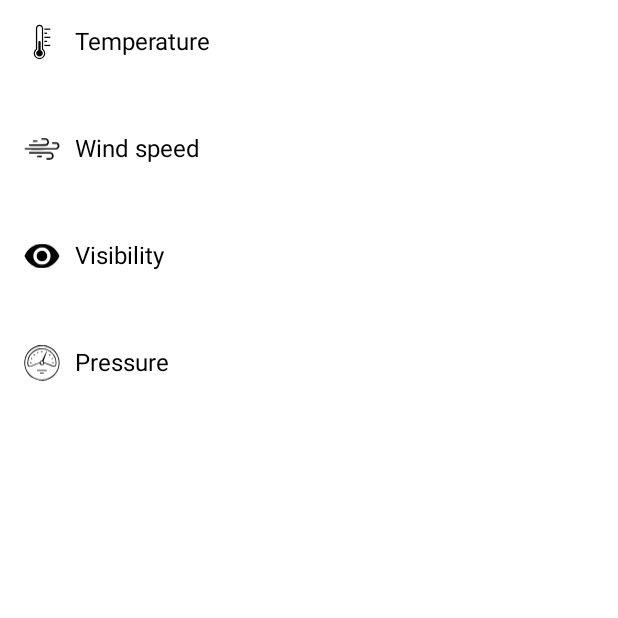
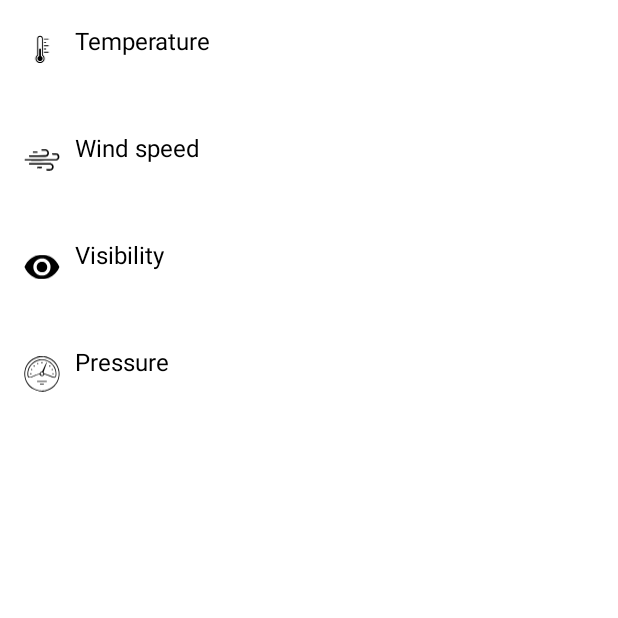
Before and after one commit to AdislanSaidov/WeatherApp, an Android app: the fragment SettingsFragment shown on its own in the app's theme, on a phone screen of 412 x 824 dp, the top half of it. Run offline under Robolectric (Android 15) with nearby library versions, the phone set to English and light mode, and no system bars; our stand-ins replace Dagger/Hilt's generated code; libraries missing offline, so code that uses them is left out: moxy.presenter.

Commit message:
add string resources

```diff
--- a/app/src/main/res/layout/dialog_visibility_unit.xml
+++ b/app/src/main/res/layout/dialog_visibility_unit.xml
@@ -5,7 +5,7 @@
     android:padding="16dp"
     android:orientation="vertical">
     <TextView
-        android:text="Visibility unit"
+        android:text="@string/title_visibility"
         android:textColor="#000"
         android:textStyle="bold"
         android:layout_marginBottom="8dp"
@@ -17,12 +17,12 @@
         android:layout_height="wrap_content">
         <RadioButton
             android:id="@+id/rb_km"
-            android:text="km"
+            android:text="@string/km"
             android:layout_width="wrap_content"
             android:layout_height="wrap_content"/>
         <RadioButton
             android:id="@+id/rb_miles"
-            android:text="miles"
+            android:text="@string/miles"
             android:layout_width="wrap_content"
             android:layout_height="wrap_content"/>
     </RadioGroup>
--- a/app/src/main/res/layout/fragment_settings.xml
+++ b/app/src/main/res/layout/fragment_settings.xml
@@ -15,9 +15,9 @@
         <ImageView
             android:id="@+id/iv_temp_unit_title"
             app:srcCompat="@drawable/ic_temp"
-            android:layout_alignParentStart="true"
-            android:layout_width="wrap_content"
-            android:layout_height="wrap_content"/>
+            android:layout_centerVertical="true"
+            android:layout_width="24dp"
+            android:layout_height="24dp"/>
         <TextView
             android:id="@+id/tv_temp_unit_title"
             android:layout_marginStart="10dp"
@@ -50,7 +50,7 @@
         <ImageView
             android:id="@+id/iv_wind_speed_unit_title"
             app:srcCompat="@drawable/ic_wind"
-            android:layout_alignParentStart="true"
+            android:layout_centerVertical="true"
             android:tint="#000"
             android:layout_width="24dp"
             android:layout_height="24dp"/>
@@ -86,7 +86,7 @@
             android:id="@+id/iv_visibility_unit_title"
             app:srcCompat="@drawable/ic_visibility"
             android:tint="#000"
-            android:layout_alignParentStart="true"
+            android:layout_centerVertical="true"
             android:layout_width="24dp"
             android:layout_height="24dp"/>
         <TextView
@@ -120,7 +120,7 @@
         <ImageView
             android:id="@+id/iv_pressure_unit_title"
             app:srcCompat="@drawable/ic_pressure"
-            android:layout_alignParentStart="true"
+            android:layout_centerVertical="true"
             android:tint="#000"
             android:layout_width="24dp"
             android:layout_height="24dp"/>
```
Also changed, not shown: app/src/main/res/layout/dialog_pressure_unit.xml (+4 -4 lines), app/src/main/res/layout/dialog_temp_unit.xml (+4 -4 lines), app/src/main/res/layout/dialog_wind_speed_unit.xml (+4 -4 lines).
